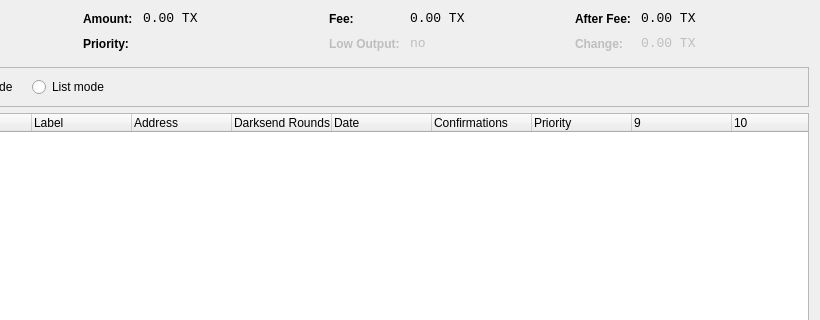
Qt form src/qt/forms/coincontroldialog.ui (CoinBuild/AmsterdamCoin) before a commit; both pictures show x 180 to 1000 and y 0 to 320 of the 1000 by 500 pixel window.
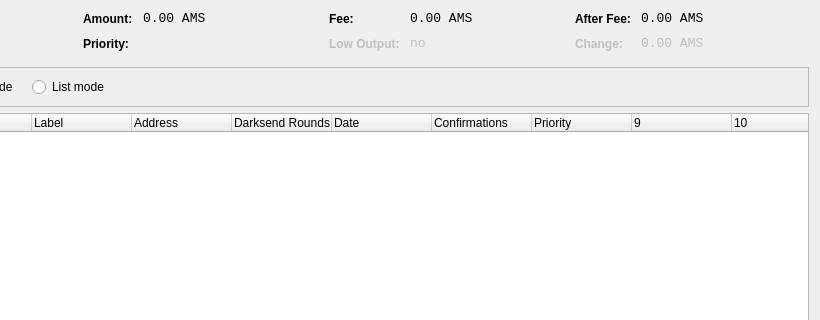
The same form after that commit. Custom widgets are drawn as their Qt base class.

```diff
--- a/src/qt/forms/coincontroldialog.ui
+++ b/src/qt/forms/coincontroldialog.ui
@@ -141,7 +141,7 @@
           <enum>Qt::ActionsContextMenu</enum>
          </property>
          <property name="text">
-          <string notr="true">0.00 TX</string>
+          <string notr="true">0.00 AMS</string>
          </property>
          <property name="textInteractionFlags">
           <set>Qt::LinksAccessibleByMouse|Qt::TextSelectableByKeyboard|Qt::TextSelectableByMouse</set>
@@ -221,7 +221,7 @@
           <enum>Qt::ActionsContextMenu</enum>
          </property>
          <property name="text">
-          <string notr="true">0.00 TX</string>
+          <string notr="true">0.00 AMS</string>
          </property>
          <property name="textInteractionFlags">
           <set>Qt::LinksAccessibleByMouse|Qt::TextSelectableByKeyboard|Qt::TextSelectableByMouse</set>
@@ -307,7 +307,7 @@
           <enum>Qt::ActionsContextMenu</enum>
          </property>
          <property name="text">
-          <string notr="true">0.00 TX</string>
+          <string notr="true">0.00 AMS</string>
          </property>
          <property name="textInteractionFlags">
           <set>Qt::LinksAccessibleByMouse|Qt::TextSelectableByKeyboard|Qt::TextSelectableByMouse</set>
@@ -345,7 +345,7 @@
           <enum>Qt::ActionsContextMenu</enum>
          </property>
          <property name="text">
-          <string notr="true">0.00 TX</string>
+          <string notr="true">0.00 AMS</string>
          </property>
          <property name="textInteractionFlags">
           <set>Qt::LinksAccessibleByMouse|Qt::TextSelectableByKeyboard|Qt::TextSelectableByMouse</set>
```
